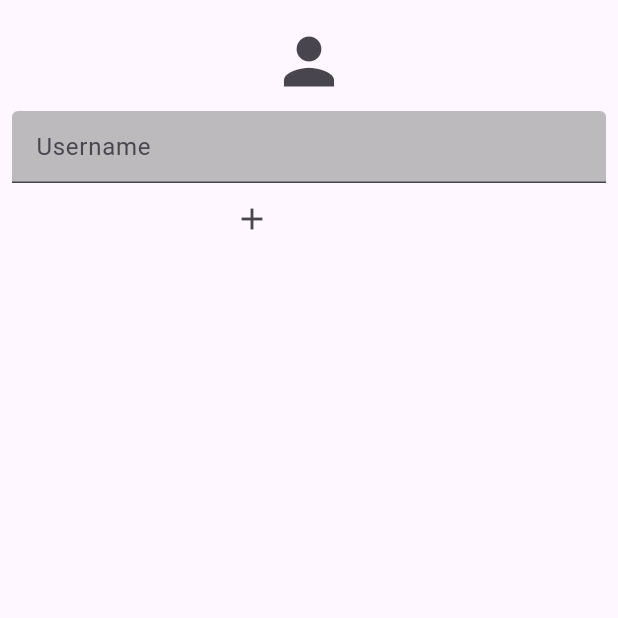
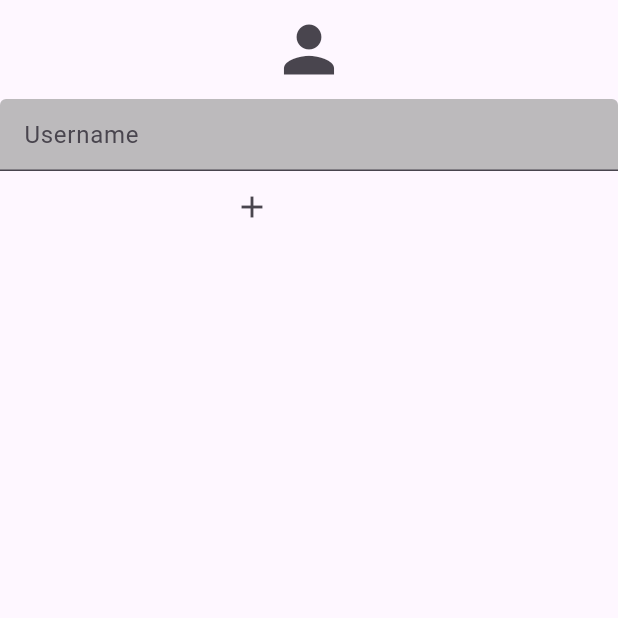
Before and after one commit to mikolaura/ok, a Flutter app: the screen it shows once a user with an empty profile is signed in, item 3 of the bottom bar chosen, after a tap on the "change circle" icon, on a phone screen of 412 x 824 dp, the top half of it. Run offline on Flutter 3.47's test engine with Material 2 defaults, Android fonts, the phone set to English and light mode, and no system bars; our stand-ins replace cloud_firestore, firebase_auth, firebase_core, firebase_storage, get, image_picker; accounts and stored records are empty; network calls fail; project files that could hold a hidden picture were left out.

Commit message:
fix bug of change screen and chnage controller

```diff
--- a/lib/controllers/change_contoller.dart
+++ b/lib/controllers/change_contoller.dart
@@ -11,7 +11,7 @@ class ChangeController extends GetxController {
     var pic = lastProfilePicURL;
     var _username = username.isEmpty ? lastUsername : username;
     if (image !=null){
-      Reference ref = FirebaseStorage.instance.ref().child('picture').child(uid);
+      Reference ref = FirebaseStorage.instance.ref().child(uid);
       UploadTask uploadTask = ref.putFile(image);
       TaskSnapshot snap = await uploadTask;
       String downloadUrl = await snap.ref.getDownloadURL();
--- a/lib/screens/change_screen.dart
+++ b/lib/screens/change_screen.dart
@@ -21,7 +21,7 @@ class ChangeScreen extends StatefulWidget {
 class _ChangeScreenState extends State<ChangeScreen> {
   ChangeController changeController = Get.put(ChangeController());
   TextEditingController _usernameController = TextEditingController();
-  late File? image;
+   File? image;
   void getImage() async {
     final ImagePicker picker = ImagePicker();
     final XFile? image_ = await picker.pickImage(source: ImageSource.gallery);
@@ -35,8 +35,7 @@ class _ChangeScreenState extends State<ChangeScreen> {
   Widget build(BuildContext context) {
     return Scaffold(
       body: Center(
-        child: Padding(
-          padding: EdgeInsets.all(8.0),
+
           child:
               Column(crossAxisAlignment: CrossAxisAlignment.center, children: [
                 IconButton(
@@ -53,6 +52,8 @@ class _ChangeScreenState extends State<ChangeScreen> {
                       fillColor: Color.fromARGB(176, 158, 158, 158)),
                 ),
                 Stack(children: [
+                  IconButton(onPressed: change, icon: Icon(Icons.add)),
+
                   Container(
                     margin: const EdgeInsets.only(left: 10),
                     width: 38 * 3,
@@ -70,13 +71,11 @@ class _ChangeScreenState extends State<ChangeScreen> {
                         borderRadius: BorderRadius.only(topRight: Radius.circular(10),bottomRight: Radius.circular(10))
                         ),
                   ),
-                  IconButton(onPressed: change, icon: Icon(Icons.add))
                 ])
               ]),
 
 
         ),
-      ),
-    );
+      );
   }
 }
--- a/lib/screens/profile_page.dart
+++ b/lib/screens/profile_page.dart
@@ -5,6 +5,7 @@ import 'package:blog/screens/change_screen.dart';
 import 'package:flutter/material.dart';
 import 'package:get/get.dart';
 import 'package:image_picker/image_picker.dart';
+
 class ProfilePage extends StatefulWidget {
   late MainController mainController;
   ProfilePage({
@@ -17,15 +18,19 @@ class ProfilePage extends StatefulWidget {
 }
 
 class _ProfilePageState extends State<ProfilePage> {
-
   @override
   Widget build(BuildContext context) {
-
     return Scaffold(
       appBar: AppBar(
-        title: Text( widget.mainController.user.username),
+        title: Text(widget.mainController.user.username),
         actions: [
-          IconButton(onPressed: (){Get.to(ChangeScreen(user: widget.mainController.user,));}, icon: Icon(Icons.change_circle))
+          IconButton(
+              onPressed: () {
+                Get.to(ChangeScreen(
+                  user: widget.mainController.user,
+                ));
+              },
+              icon: Icon(Icons.change_circle))
         ],
       ),
       body: Row(
@@ -34,13 +39,19 @@ class _ProfilePageState extends State<ProfilePage> {
           Column(
             crossAxisAlignment: CrossAxisAlignment.center,
             children: [
-              Image.network(widget.mainController.user.profileImageURL.isEmpty ? "https://encrypted-tbn0.gstatic.com/images?q=tbn:ANd9GcR5WiuJQWamgq2iVSz7Af-UgVlj3j7fskOC0tUXraUs&s": widget.mainController.user.profileImageURL),
-              Text(widget.mainController.user.username, style: TextStyle(
-                fontSize: 29,
-                fontWeight: FontWeight.bold,
-
-              ),),
-           ],
+              Image.network(widget.mainController.user.profileImageURL.isEmpty
+                  ? "https://encrypted-tbn0.gstatic.com/images?q=tbn:ANd9GcR5WiuJQWamgq2iVSz7Af-UgVlj3j7fskOC0tUXraUs&s"
+                  : widget.mainController.user.profileImageURL,
+                  width: 250,
+                  height: 300,),
+              Text(
+                widget.mainController.user.username,
+                style: TextStyle(
+                  fontSize: 29,
+                  fontWeight: FontWeight.bold,
+                ),
+              ),
+            ],
           ),
         ],
       ),
```
